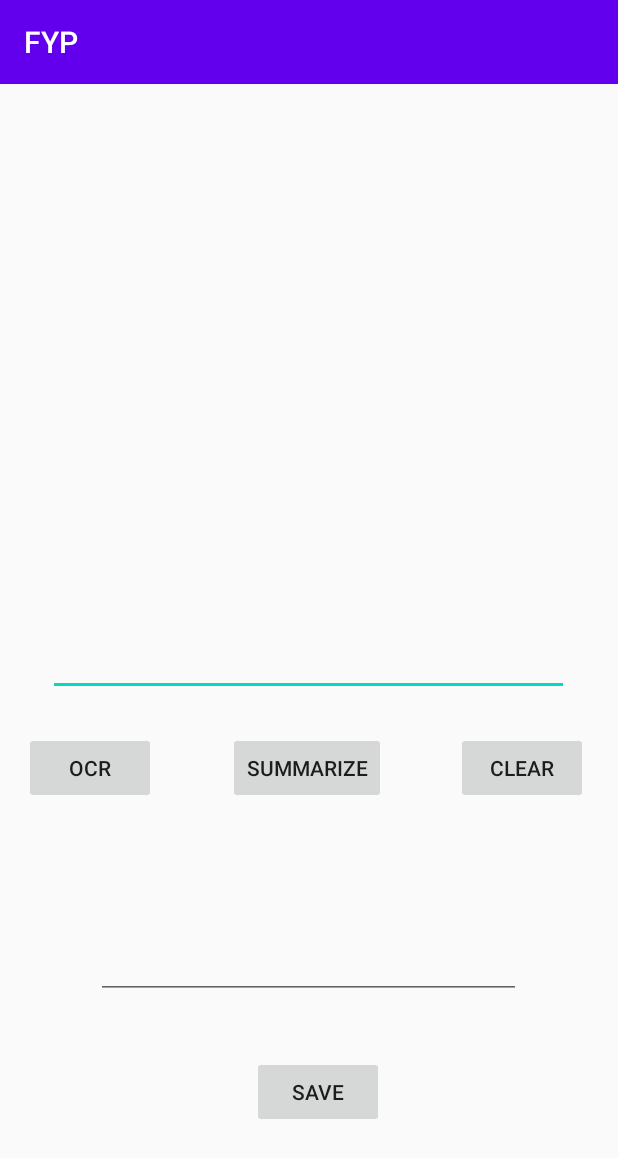
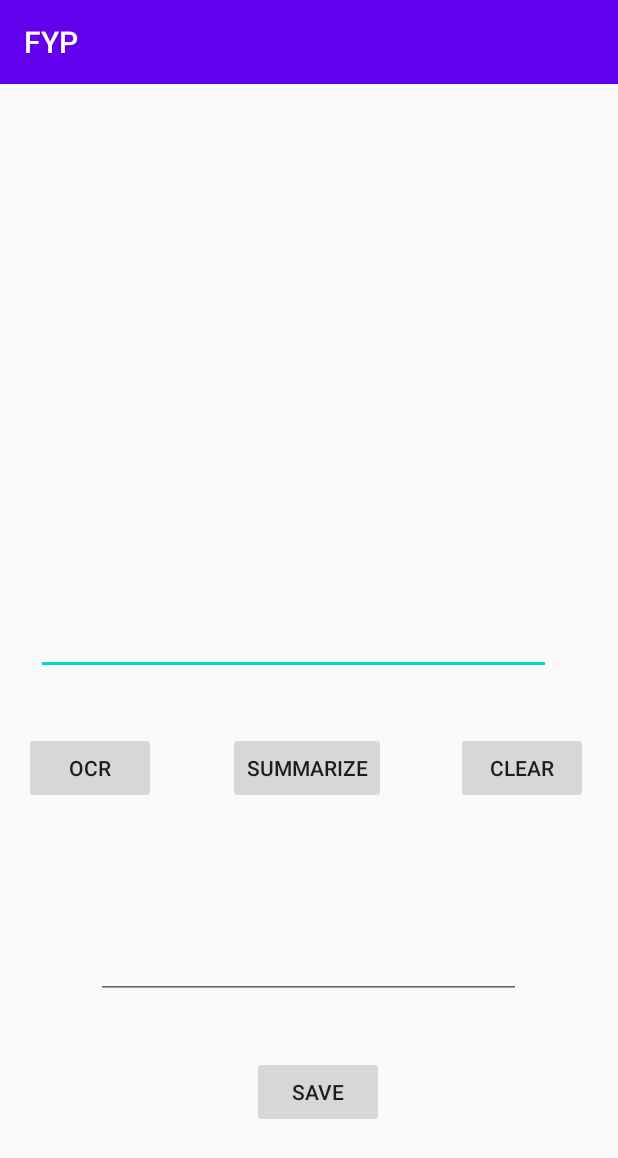
Before and after one commit to Rob-Jay/FYP, an Android app: the screen it shows after launch once a user with an empty profile is signed in (SummarizeActivity), after a tap on "SUMMARIZE", on a phone screen of 412 x 824 dp. Shown: the top 1158 px of the screen. Run offline under Robolectric (Android 15) with nearby library versions, the phone set to English and light mode, and no system bars; our stand-ins replace Firebase (no records; nobody signed in at launch, a user with empty details on screens opened directly).

Commit message:
Save states for summarize activity
On Save and on restore instance

```diff
--- a/app/src/main/java/com/example/fyp/CameraActivity.java
+++ b/app/src/main/java/com/example/fyp/CameraActivity.java
@@ -138,6 +138,7 @@ public class CameraActivity extends AppCompatActivity {
                 Intent intent = new Intent(this, SummarizeActivity.class);
                 intent.putExtra("image", filename);
                 startActivity(intent);
+                finish();
 
             } catch (Exception e) {
                 e.printStackTrace();
--- a/app/src/main/java/com/example/fyp/SummarizeActivity.java
+++ b/app/src/main/java/com/example/fyp/SummarizeActivity.java
@@ -4,10 +4,13 @@ import androidx.annotation.NonNull;
 import androidx.appcompat.app.AppCompatActivity;
 
 import android.Manifest;
+import android.content.Intent;
 import android.content.pm.PackageManager;
 import android.graphics.Bitmap;
 import android.graphics.BitmapFactory;
 import android.os.Bundle;
+import android.util.Log;
+import android.view.View;
 import android.widget.Button;
 import android.widget.ImageView;
 import android.widget.TextView;
@@ -32,19 +35,21 @@ public class SummarizeActivity extends AppCompatActivity {
     Button summarizeBtn;
     Button saveSummaryBtn;
     ImageView ScanTextImg;
+    String originalText;
+    private static String TAG = "SUMMARIZEACTIVITY";
 
     @Override
     protected void onCreate(Bundle savedInstanceState) {
         super.onCreate(savedInstanceState);
         setContentView(R.layout.activity_view_summarization);
         //Entities from XML file located
+        Log.d(TAG,"Summarize activity is running");
         textView = findViewById(R.id.text_view);
         sTextView = findViewById(R.id.summary_text_view);
         clearTextBtn = findViewById(R.id.clear_text_btn);
         scanTextBtn = findViewById(R.id.add_text_btn);
         summarizeBtn = findViewById(R.id.summarize_btn);
         saveSummaryBtn = findViewById(R.id.save_summary_btn);
-        ScanTextImg = findViewById(R.id.imageView);
         Bitmap bitmap = null;
         String filename = getIntent().getStringExtra("image");
         try {
@@ -62,7 +67,8 @@ public class SummarizeActivity extends AppCompatActivity {
                         @Override
                         public void onSuccess(FirebaseVisionText firebaseVisionText) {
                             String s = firebaseVisionText.getText();
-                            textView.setText(s);
+
+                            textView.append(s);
                         }
                     })
                             .addOnFailureListener(
@@ -77,5 +83,54 @@ public class SummarizeActivity extends AppCompatActivity {
         } catch (Exception e) {
             e.printStackTrace();
         }
+
+
     }
+//    protected void onSaveInstanceState(@NonNull Bundle outState ) {
+//        super.onSaveInstanceState(outState);
+//        Log.d(TAG,"On saved instance state");
+//        CharSequence text_view =textView.getText();
+//        CharSequence stext_view =sTextView.getText();
+//        outState.putCharSequence("textView",text_view);
+//        outState.putCharSequence("stextView",stext_view);
+//
+//
+//    }
+//
+//    protected void onRestoreInstanceState(@NonNull Bundle savedInstanceState ) {
+//        super.onRestoreInstanceState(savedInstanceState);
+//        Log.d(TAG,"On restore instance state");
+//        CharSequence store_text_view = savedInstanceState.getCharSequence("textView");
+//        CharSequence store_Summary_text_view = savedInstanceState.getCharSequence("stextView");
+//        Log.d(TAG,"text View has been read");
+//
+//        textView.setText(store_text_view);
+//        sTextView.setText(store_Summary_text_view);
+//
+//
+//    }
+
+    public void ScanText(View view) {
+        //open the camera => create an Intent object
+        Intent cameraActivityIntent = new Intent(getApplicationContext(), CameraActivity.class);
+        startActivity(cameraActivityIntent);
+        finish();
+
+
+        Intent intent=new Intent(this,CameraActivity.class);
+        intent.addCategory(Intent.CATEGORY_HOME);
+        intent.setFlags(Intent.FLAG_ACTIVITY_CLEAR_TOP);
+        startActivity(intent);
+        finish();
+    }
+
+
+    public void clearText(View view) {
+        textView.setText("");
+        sTextView.setText("");
+
+
+
+    }
+
 }
--- a/app/src/main/res/layout/activity_view_summarization.xml
+++ b/app/src/main/res/layout/activity_view_summarization.xml
@@ -14,15 +14,17 @@
         android:layout_marginTop="432dp"
         android:text="Clear"
         app:layout_constraintStart_toStartOf="parent"
-        app:layout_constraintTop_toTopOf="parent" />
+        app:layout_constraintTop_toTopOf="parent"
+        android:onClick="clearText"/>
 
     <EditText
         android:id="@+id/text_view"
-        android:layout_width="347dp"
-        android:layout_height="232dp"
-        android:layout_marginStart="32dp"
-        android:layout_marginTop="176dp"
+        android:layout_width="343dp"
+        android:layout_height="354dp"
+        android:layout_marginStart="24dp"
+        android:layout_marginTop="40dp"
         android:ems="10"
+        android:saveEnabled="false"
         android:gravity="start|top"
         android:inputType="textMultiLine"
         app:layout_constraintStart_toStartOf="parent"
@@ -33,6 +35,7 @@
         android:layout_width="283dp"
         android:layout_height="118dp"
         android:layout_marginStart="64dp"
+        android:saveEnabled="false"
         android:layout_marginTop="492dp"
         android:ems="10"
         android:gravity="start|top"
@@ -48,7 +51,8 @@
         android:layout_marginTop="432dp"
         android:text="OCR"
         app:layout_constraintStart_toStartOf="parent"
-        app:layout_constraintTop_toTopOf="parent" />
+        app:layout_constraintTop_toTopOf="parent"
+        android:onClick="ScanText"/>
 
     <Button
         android:id="@+id/summarize_btn"
@@ -70,14 +74,4 @@
         app:layout_constraintStart_toStartOf="parent"
         app:layout_constraintTop_toTopOf="parent" />
 
-    <ImageView
-        android:id="@+id/imageView"
-        android:layout_width="wrap_content"
-        android:layout_height="wrap_content"
-        android:layout_marginStart="128dp"
-        android:layout_marginTop="32dp"
-        app:layout_constraintStart_toStartOf="parent"
-        app:layout_constraintTop_toTopOf="parent"
-        tools:srcCompat="@tools:sample/avatars" />
-
 </androidx.constraintlayout.widget.ConstraintLayout>
```
